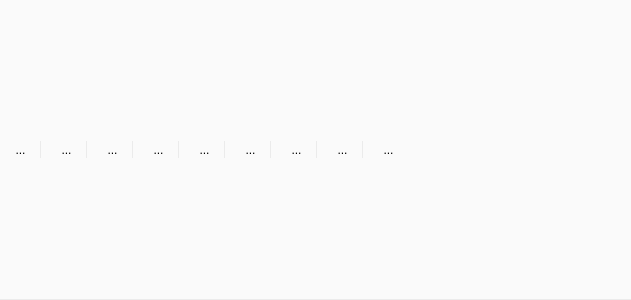
Qt form main/Navbar.ui (Komet/MediaElch) before a commit; both pictures show x 0 to 631 and y 0 to 300 of the 1091 by 300 pixel window.
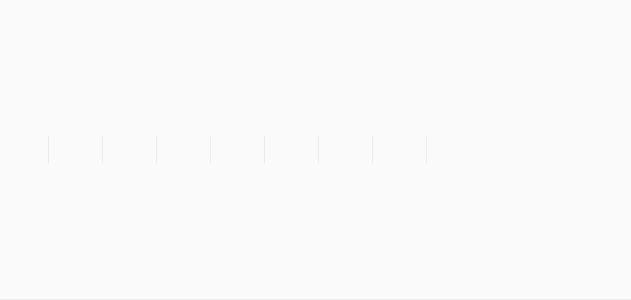
The same form after that commit. Icons and pictures are not drawn. Custom widgets are drawn as their Qt base class.

Patch:
```diff
--- a/main/Navbar.ui
+++ b/main/Navbar.ui
@@ -55,16 +55,12 @@
          <string notr="true">padding-left: 2px;</string>
         </property>
         <property name="text">
-         <string>...</string>
-        </property>
-        <property name="icon">
-         <iconset resource="../MediaElch.qrc">
-          <normaloff>:/img/scrape2.png</normaloff>:/img/scrape2.png</iconset>
+         <string notr="true"/>
         </property>
         <property name="iconSize">
          <size>
-          <width>20</width>
-          <height>20</height>
+          <width>24</width>
+          <height>24</height>
          </size>
         </property>
        </widget>
@@ -75,16 +71,12 @@
          <string>Save</string>
         </property>
         <property name="text">
-         <string>...</string>
-        </property>
-        <property name="icon">
-         <iconset resource="../MediaElch.qrc">
-          <normaloff>:/img/save.png</normaloff>:/img/save.png</iconset>
+         <string notr="true"/>
         </property>
         <property name="iconSize">
          <size>
-          <width>20</width>
-          <height>20</height>
+          <width>24</width>
+          <height>24</height>
          </size>
         </property>
        </widget>
@@ -95,16 +87,12 @@
          <string>Save All</string>
         </property>
         <property name="text">
-         <string>...</string>
-        </property>
-        <property name="icon">
-         <iconset resource="../MediaElch.qrc">
-          <normaloff>:/img/storage.png</normaloff>:/img/storage.png</iconset>
+         <string notr="true"/>
         </property>
         <property name="iconSize">
          <size>
-          <width>20</width>
-          <height>20</height>
+          <width>24</width>
+          <height>24</height>
          </size>
         </property>
        </widget>
@@ -115,16 +103,12 @@
          <string>Rename selected files</string>
         </property>
         <property name="text">
-         <string>...</string>
-        </property>
-        <property name="icon">
-         <iconset resource="../MediaElch.qrc">
-          <normaloff>:/img/folder_64.png</normaloff>:/img/folder_64.png</iconset>
+         <string notr="true"/>
         </property>
         <property name="iconSize">
          <size>
-          <width>20</width>
-          <height>20</height>
+          <width>24</width>
+          <height>24</height>
          </size>
         </property>
        </widget>
@@ -135,16 +119,12 @@
          <string>Synchronize to XBMC</string>
         </property>
         <property name="text">
-         <string>...</string>
-        </property>
-        <property name="icon">
-         <iconset resource="../MediaElch.qrc">
-          <normaloff>:/img/xbmc.png</normaloff>:/img/xbmc.png</iconset>
+         <string notr="true"/>
         </property>
         <property name="iconSize">
          <size>
-          <width>20</width>
-          <height>20</height>
+          <width>24</width>
+          <height>24</height>
          </size>
         </property>
        </widget>
@@ -155,16 +135,12 @@
          <string>Export Database</string>
         </property>
         <property name="text">
-         <string>...</string>
-        </property>
-        <property name="icon">
-         <iconset resource="../MediaElch.qrc">
-          <normaloff>:/img/export.png</normaloff>:/img/export.png</iconset>
+         <string notr="true"/>
         </property>
         <property name="iconSize">
          <size>
-          <width>20</width>
-          <height>20</height>
+          <width>24</width>
+          <height>24</height>
          </size>
         </property>
        </widget>
@@ -175,16 +151,12 @@
          <string>Reload</string>
         </property>
         <property name="text">
-         <string>...</string>
-        </property>
-        <property name="icon">
-         <iconset resource="../MediaElch.qrc">
-          <normaloff>:/img/arrow_circle_right.png</normaloff>:/img/arrow_circle_right.png</iconset>
+         <string notr="true"/>
         </property>
         <property name="iconSize">
          <size>
-          <width>20</width>
-          <height>20</height>
+          <width>24</width>
+          <height>24</height>
          </size>
         </property>
        </widget>
@@ -195,16 +167,12 @@
          <string>Settings</string>
         </property>
         <property name="text">
-         <string>...</string>
-        </property>
-        <property name="icon">
-         <iconset resource="../MediaElch.qrc">
-          <normaloff>:/img/spanner.png</normaloff>:/img/spanner.png</iconset>
+         <string notr="true"/>
         </property>
         <property name="iconSize">
          <size>
-          <width>20</width>
-          <height>20</height>
+          <width>24</width>
+          <height>24</height>
          </size>
         </property>
        </widget>
@@ -220,16 +188,12 @@
 }</string>
         </property>
         <property name="text">
-         <string>...</string>
-        </property>
-        <property name="icon">
-         <iconset resource="../MediaElch.qrc">
-          <normaloff>:/img/info.png</normaloff>:/img/info.png</iconset>
+         <string notr="true"/>
         </property>
         <property name="iconSize">
          <size>
-          <width>20</width>
-          <height>20</height>
+          <width>24</width>
+          <height>24</height>
          </size>
         </property>
        </widget>
```
Left out of the diff: 30 changed lines with no effect on the pictures.
